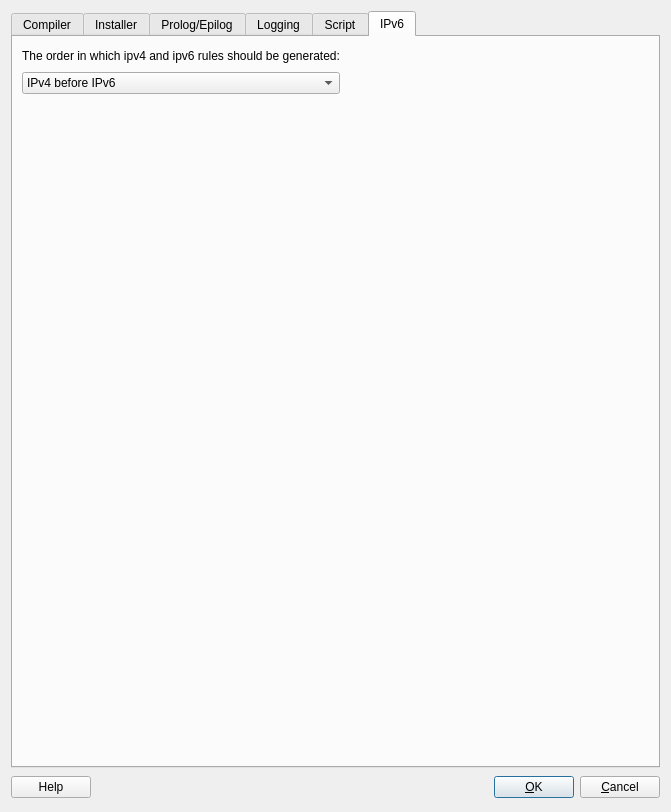
First picture: the form in src/gui/iptadvanceddialog_q.ui, repository fwbuilder/fwbuilder, before the edit.
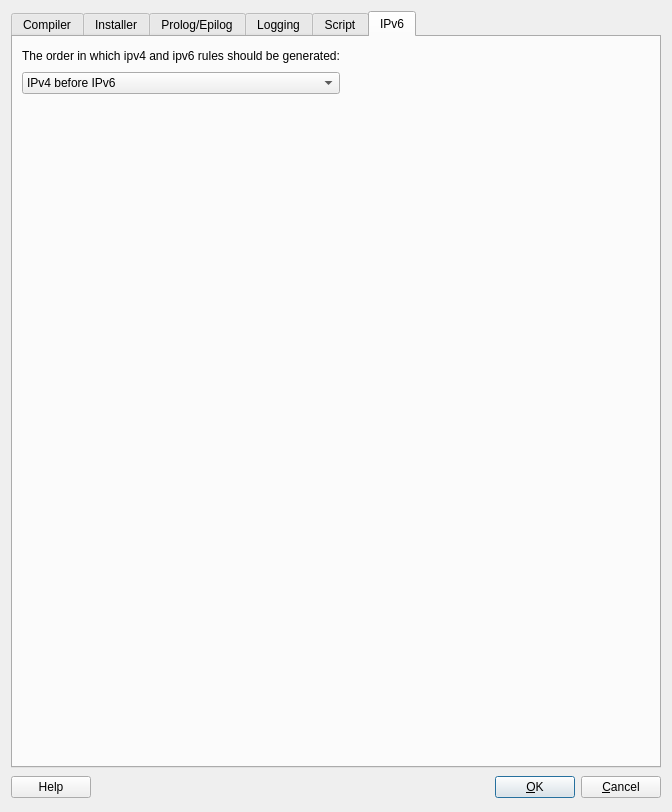
Second picture: the form after the edit. The open tabs and pages were chosen to show the change.

Patch:
```diff
--- a/src/gui/iptadvanceddialog_q.ui
+++ b/src/gui/iptadvanceddialog_q.ui
@@ -7,11 +7,11 @@
   <property name="enabled" >
    <bool>true</bool>
   </property>
-  <property name="geometry" >
+  <property name="geometry">
    <rect>
     <x>0</x>
     <y>0</y>
-    <width>671</width>
+    <width>672</width>
     <height>812</height>
    </rect>
   </property>
```
Left out of the diff: 1134 changed lines with no effect on the pictures.
